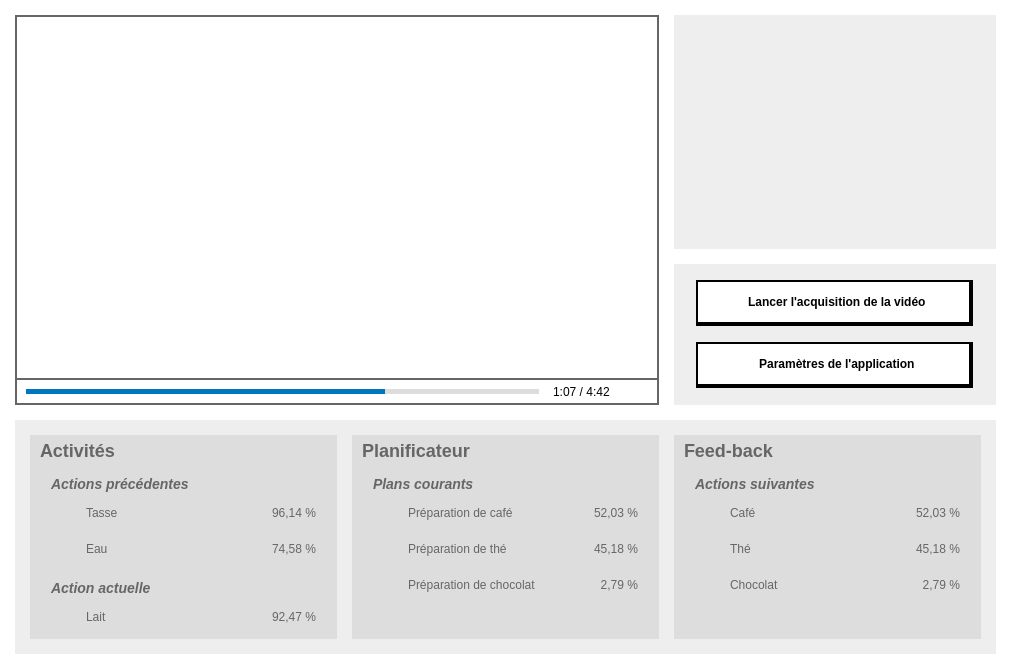
This is src/fenetreprincipale.ui in MathGravel/ImageRec as Qt 5 draws it before an edit. The edited form follows.
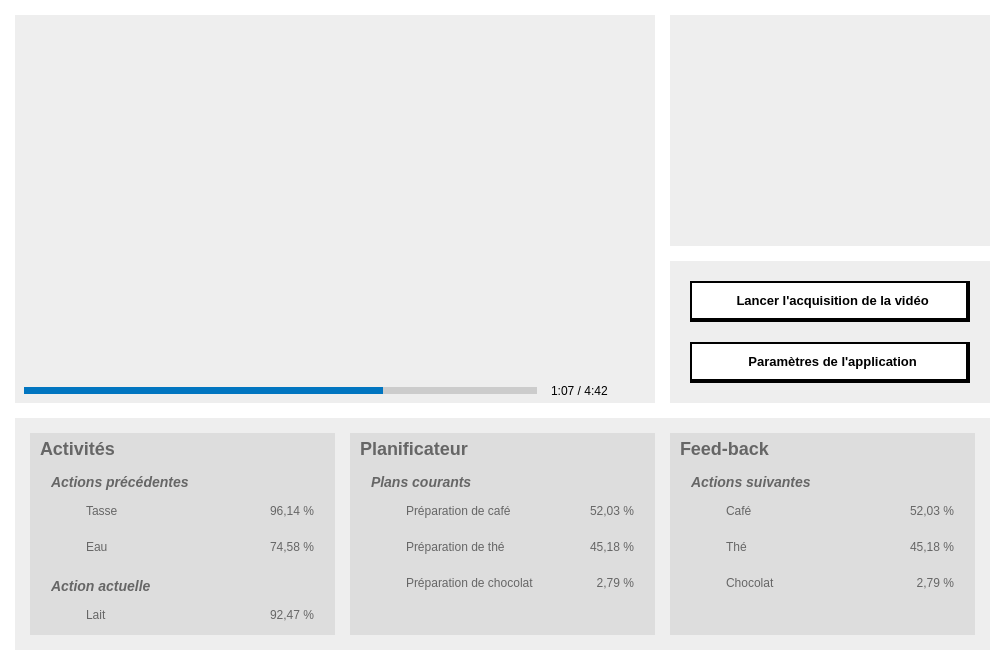
This is the edited form. Icons and pictures are not drawn. Custom widgets are drawn as their Qt base class.

Patch:
```diff
--- a/src/fenetreprincipale.ui
+++ b/src/fenetreprincipale.ui
@@ -6,14 +6,14 @@
    <rect>
     <x>0</x>
     <y>0</y>
-    <width>1011</width>
-    <height>669</height>
+    <width>1005</width>
+    <height>665</height>
    </rect>
   </property>
   <property name="minimumSize">
    <size>
-    <width>1011</width>
-    <height>668</height>
+    <width>1005</width>
+    <height>665</height>
    </size>
   </property>
   <property name="windowTitle">
@@ -50,7 +50,8 @@
      <widget class="QFrame" name="video">
       <property name="styleSheet">
        <string notr="true">background-color: #ffffff;
-border: 2px solid #666666;</string>
+/*border: 0px solid #666666;*/
+border: none;</string>
       </property>
       <property name="frameShape">
        <enum>QFrame::StyledPanel</enum>
@@ -58,10 +59,7 @@
       <property name="frameShadow">
        <enum>QFrame::Raised</enum>
       </property>
-      <layout class="QVBoxLayout" name="verticalLayout">
-       <property name="spacing">
-        <number>0</number>
-       </property>
+      <layout class="QGridLayout" name="gridLayout_3">
        <property name="leftMargin">
         <number>0</number>
        </property>
@@ -74,16 +72,22 @@
        <property name="bottomMargin">
         <number>0</number>
        </property>
-       <item>
-        <widget class="QFrame" name="media">
+       <property name="spacing">
+        <number>0</number>
+       </property>
+       <item row="0" column="0">
+        <widget class="Video" name="media">
          <property name="minimumSize">
           <size>
            <width>640</width>
            <height>360</height>
           </size>
          </property>
+         <property name="layoutDirection">
+          <enum>Qt::LeftToRight</enum>
+         </property>
          <property name="styleSheet">
-          <string notr="true">background-color: #ffffff;
+          <string notr="true">background-color: #eee;
 border: none;</string>
          </property>
          <property name="frameShape">
@@ -94,7 +98,7 @@
          </property>
         </widget>
        </item>
-       <item>
+       <item row="1" column="0">
         <widget class="QFrame" name="indication">
          <property name="minimumSize">
           <size>
@@ -109,9 +113,9 @@
           </size>
          </property>
          <property name="styleSheet">
-          <string notr="true">background-color: #ffffff;
+          <string notr="true">background-color: #eee;
 border: none;
-border-top: 2px solid #666666;</string>
+/*border-top: 0px solid #666666;*/</string>
          </property>
          <property name="frameShape">
           <enum>QFrame::StyledPanel</enum>
@@ -139,8 +143,8 @@
            <widget class="QProgressBar" name="histogramme">
             <property name="styleSheet">
              <string notr="true">QProgressBar {
-border: 4px solid #ffffff;
-background: #ddd;
+border: 4px solid #eee;
+background: #ccc;
 }
 
 QProgressBar::chunk {
@@ -390,6 +394,7 @@
        <string notr="true">QFrame#boutons {
 background-color: #eee;
 border: none;
+text-align: center;
 }
 
 QPushButton {
@@ -416,10 +421,7 @@
       <property name="frameShadow">
        <enum>QFrame::Raised</enum>
       </property>
-      <layout class="QVBoxLayout" name="verticalLayout_3">
-       <property name="spacing">
-        <number>10</number>
-       </property>
+      <layout class="QGridLayout" name="gridLayout_2">
        <property name="sizeConstraint">
         <enum>QLayout::SetDefaultConstraint</enum>
        </property>
@@ -427,40 +429,47 @@
         <number>20</number>
        </property>
        <property name="topMargin">
-        <number>10</number>
+        <number>20</number>
        </property>
        <property name="rightMargin">
         <number>20</number>
        </property>
        <property name="bottomMargin">
-        <number>10</number>
+        <number>20</number>
        </property>
-       <item alignment="Qt::AlignHCenter">
-        <widget class="QPushButton" name="application">
+       <property name="spacing">
+        <number>20</number>
+       </property>
+       <item row="0" column="0">
+        <widget class="Button" name="application">
          <property name="sizePolicy">
-          <sizepolicy hsizetype="Minimum" vsizetype="Fixed">
+          <sizepolicy hsizetype="Minimum" vsizetype="Minimum">
            <horstretch>0</horstretch>
            <verstretch>0</verstretch>
           </sizepolicy>
          </property>
-         <property name="minimumSize">
-          <size>
-           <width>277</width>
-           <height>46</height>
-          </size>
-         </property>
          <property name="maximumSize">
           <size>
            <width>400</width>
-           <height>46</height>
+           <height>60</height>
           </size>
          </property>
+         <property name="sizeIncrement">
+          <size>
+           <width>0</width>
+           <height>0</height>
+          </size>
+         </property>
+         <property name="font">
+          <font>
+           <pointsize>10</pointsize>
+           <weight>75</weight>
+           <bold>true</bold>
+          </font>
+         </property>
          <property name="cursor">
           <cursorShape>PointingHandCursor</cursorShape>
          </property>
-         <property name="styleSheet">
-          <string notr="true"/>
-         </property>
          <property name="text">
           <string>  Lancer l'acquisition de la vidéo</string>
          </property>
@@ -468,46 +477,38 @@
           <iconset resource="icones.qrc">
            <normaloff>:/logos/play.png</normaloff>:/logos/play.png</iconset>
          </property>
-         <property name="iconSize">
-          <size>
-           <width>20</width>
-           <height>20</height>
-          </size>
-         </property>
-         <property name="flat">
-          <bool>false</bool>
-         </property>
         </widget>
        </item>
-       <item alignment="Qt::AlignHCenter">
-        <widget class="QPushButton" name="parametres">
+       <item row="1" column="0">
+        <widget class="Button" name="parametres">
          <property name="sizePolicy">
-          <sizepolicy hsizetype="Minimum" vsizetype="Fixed">
+          <sizepolicy hsizetype="Minimum" vsizetype="Minimum">
            <horstretch>0</horstretch>
            <verstretch>0</verstretch>
           </sizepolicy>
          </property>
-         <property name="minimumSize">
-          <size>
-           <width>277</width>
-           <height>46</height>
-          </size>
-         </property>
          <property name="maximumSize">
           <size>
            <width>400</width>
-           <height>46</height>
+           <height>60</height>
           </size>
          </property>
+         <property name="sizeIncrement">
+          <size>
+           <width>0</width>
+           <height>0</height>
+          </size>
+         </property>
+         <property name="font">
+          <font>
+           <pointsize>10</pointsize>
+           <weight>75</weight>
+           <bold>true</bold>
+          </font>
+         </property>
          <property name="cursor">
           <cursorShape>PointingHandCursor</cursorShape>
          </property>
-         <property name="layoutDirection">
-          <enum>Qt::LeftToRight</enum>
-         </property>
-         <property name="styleSheet">
-          <string notr="true"/>
-         </property>
          <property name="text">
           <string>  Paramètres de l'application</string>
          </property>
@@ -515,24 +516,6 @@
           <iconset resource="icones.qrc">
            <normaloff>:/logos/cog.png</normaloff>:/logos/cog.png</iconset>
          </property>
-         <property name="iconSize">
-          <size>
-           <width>20</width>
-           <height>20</height>
-          </size>
-         </property>
-         <property name="checkable">
-          <bool>false</bool>
-         </property>
-         <property name="autoRepeat">
-          <bool>false</bool>
-         </property>
-         <property name="autoDefault">
-          <bool>false</bool>
-         </property>
-         <property name="default">
-          <bool>false</bool>
-         </property>
         </widget>
        </item>
       </layout>
@@ -1675,6 +1658,23 @@
    <extends>QLabel</extends>
    <header>image.h</header>
   </customwidget>
+  <customwidget>
+   <class>Button</class>
+   <extends>QPushButton</extends>
+   <header>button.h</header>
+  </customwidget>
+  <customwidget>
+   <class>Frame</class>
+   <extends>QFrame</extends>
+   <header>frame.h</header>
+   <container>1</container>
+  </customwidget>
+  <customwidget>
+   <class>Video</class>
+   <extends>QFrame</extends>
+   <header>video.h</header>
+   <container>1</container>
+  </customwidget>
  </customwidgets>
  <resources>
   <include location="icones.qrc"/>
```
Left out of the diff: 4 changed lines with no effect on the pictures.
